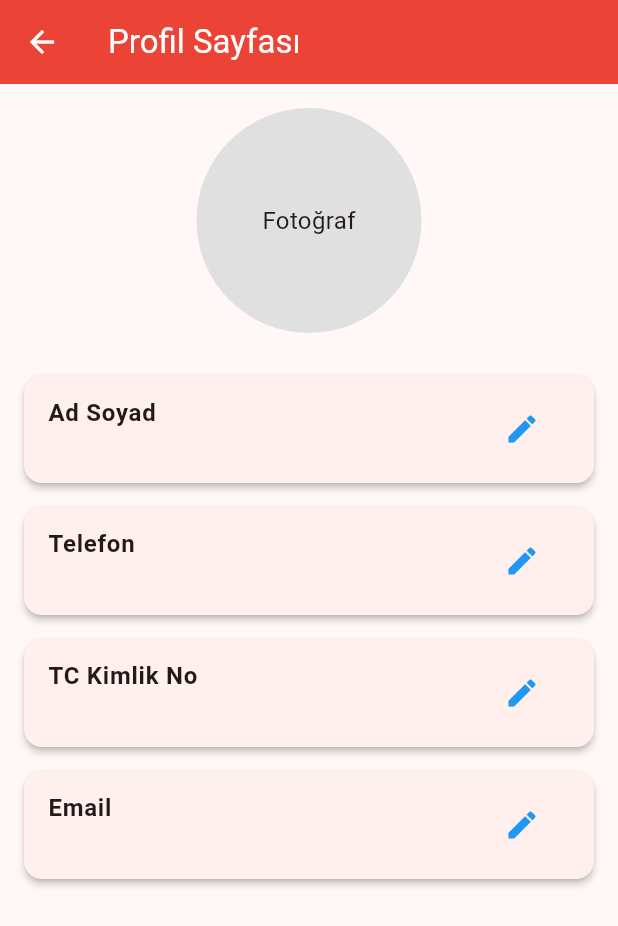
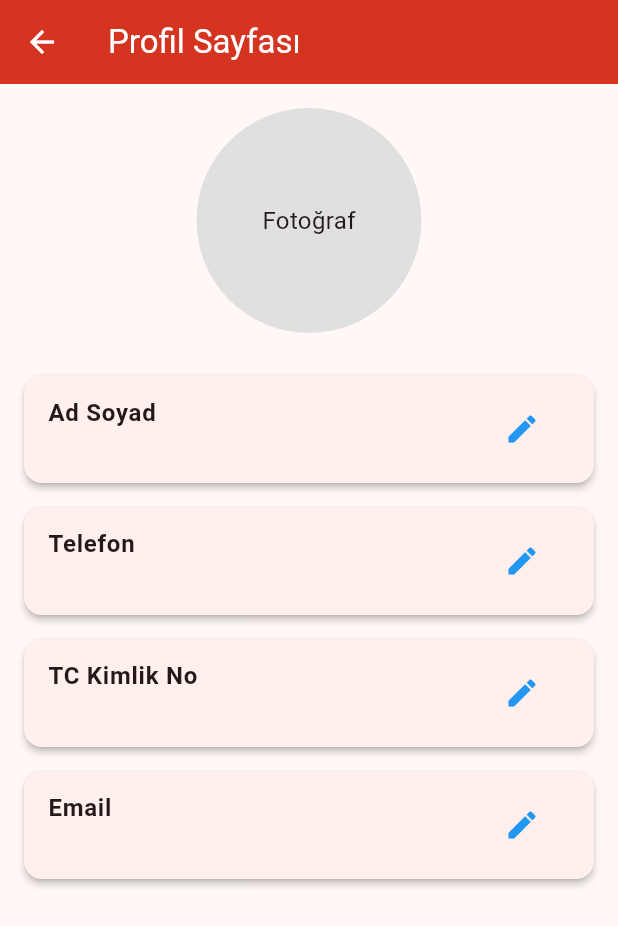
Before and after one commit to asude2/softwareEngineering_project, a Flutter app: the ProfilePage screen opened directly, on a phone screen of 412 x 824 dp. Shown: the top 926 px of the screen. Run offline on Flutter 3.47's test engine with Material 3 defaults, Android fonts, the phone set to English and light mode, and no system bars; our stand-ins replace cloud_firestore, firebase_auth, firebase_core, flutter_map, geocoding, geolocator and 1 more; accounts and stored records are empty.

Commit message:
profil sayfası toolbar rengi değişti

```diff
--- a/lib/profilePage.dart
+++ b/lib/profilePage.dart
@@ -170,8 +170,8 @@ class _ProfilePageState extends State<ProfilePage> {
   Widget build(BuildContext context) {
     return Scaffold(
       appBar: AppBar(
-        title: Text('Profil Sayfası'),
-        backgroundColor: Colors.red,
+        title: const Text('Profil Sayfası'),
+        backgroundColor: Theme.of(context).primaryColor,
       ),
       body: yukleniyor
           ? Center(child: CircularProgressIndicator())
```
